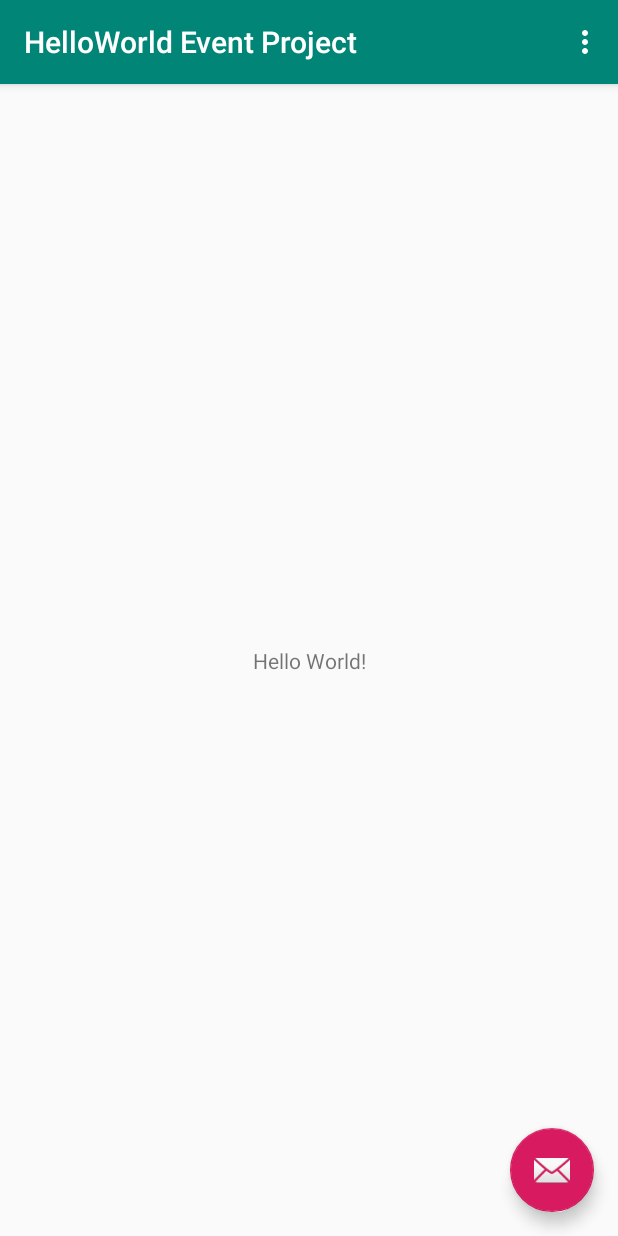
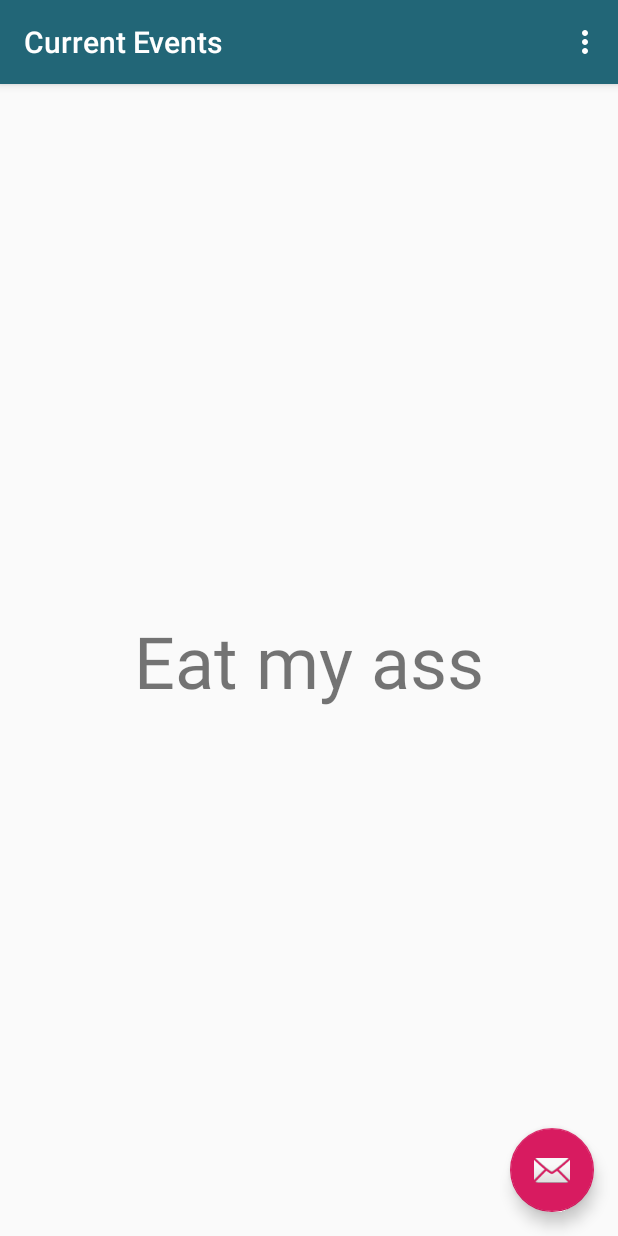
Before and after one commit to JPaik649/Eventify, an Android app: the screen it shows after launch (MainActivity), on a phone screen of 412 x 824 dp. Run offline under Robolectric (Android 15) with nearby library versions, the phone set to English and light mode, and no system bars.

Commit message:
basic changes

```diff
--- a/HelloWorldEventProject/app/src/main/res/layout/content_main.xml
+++ b/HelloWorldEventProject/app/src/main/res/layout/content_main.xml
@@ -9,9 +9,11 @@
     tools:showIn="@layout/activity_main">
 
     <TextView
+        android:id="@+id/testing_text"
         android:layout_width="wrap_content"
         android:layout_height="wrap_content"
-        android:text="Hello World!"
+        android:text="@string/test"
+        android:textSize="48sp"
         app:layout_constraintBottom_toBottomOf="parent"
         app:layout_constraintLeft_toLeftOf="parent"
         app:layout_constraintRight_toRightOf="parent"
--- a/HelloWorldEventProject/app/src/main/res/values/colors.xml
+++ b/HelloWorldEventProject/app/src/main/res/values/colors.xml
@@ -1,6 +1,6 @@
 <?xml version="1.0" encoding="utf-8"?>
 <resources>
-    <color name="colorPrimary">#008577</color>
-    <color name="colorPrimaryDark">#00574B</color>
+    <color name="colorPrimary">#226677</color>
+    <color name="colorPrimaryDark">#113344</color>
     <color name="colorAccent">#D81B60</color>
 </resources>
--- a/HelloWorldEventProject/app/src/main/res/values/strings.xml
+++ b/HelloWorldEventProject/app/src/main/res/values/strings.xml
@@ -1,4 +1,5 @@
 <resources>
-    <string name="app_name">HelloWorld Event Project</string>
+    <string name="app_name">Current Events</string>
     <string name="action_settings">Settings</string>
+    <string name="test">Eat my ass</string>
 </resources>
```
Also changed, not shown: 9 other files.
